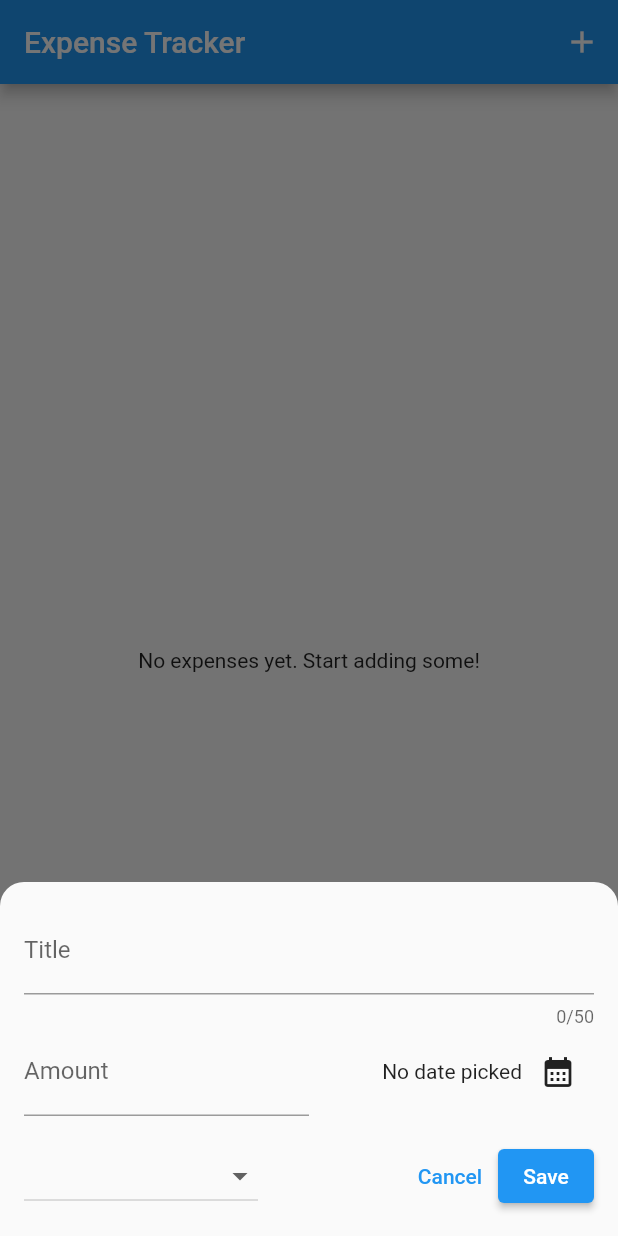
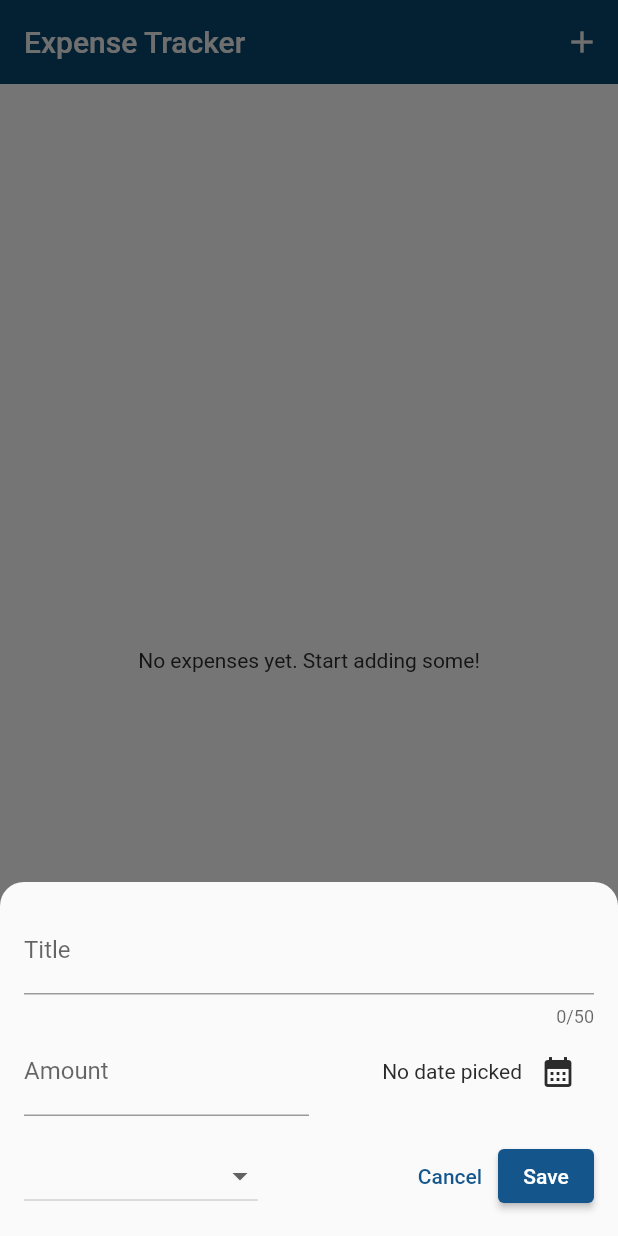
Before and after one commit to MarekAniol/expense_tracker, a Flutter app: the screen it shows after launch, after a tap on the "add" icon, on a phone screen of 412 x 824 dp. Run offline on Flutter 3.47's test engine with Material 2 defaults, Android fonts, the phone set to English and light mode, and no system bars; our stand-ins replace bloc, bloc_concurrency, flutter_bloc, freezed_annotation, get_it, hive; accounts and stored records are empty; generated files the repository leaves out were written again.

Commit message:
Added custom theme and colors

```diff
--- a/lib/expense_tracker_app.dart
+++ b/lib/expense_tracker_app.dart
@@ -1,22 +1,28 @@
 import 'package:expense_tracker/presentaion/bloc/create_new_expense/create_new_expense_bloc.dart';
 import 'package:expense_tracker/presentaion/injector.dart';
 import 'package:expense_tracker/presentaion/route/expense_tracker_route.dart';
+import 'package:expense_tracker/presentaion/theme/app_theme.dart';
+import 'package:expense_tracker/presentaion/theme/color_palette.dart';
 import 'package:flutter/material.dart';
 import 'package:flutter_bloc/flutter_bloc.dart';
 
 class ExpenseTrackerApp extends StatelessWidget {
   ExpenseTrackerApp({
     required this.appRouter,
+    required this.appTheme,
     super.key,
   });
   final navigatorKey = GlobalKey<NavigatorState>();
   final ExpenseTrackerAppRouter appRouter;
+  final AppTheme appTheme;
 
   @override
   Widget build(BuildContext context) {
     return BlocProvider(
       create: (context) => injector<CreateNewExpenseBloc>(),
       child: MaterialApp(
+        theme: appTheme.theme(LightPalette()),
+        darkTheme: appTheme.theme(DarkPalette()),
         navigatorKey: navigatorKey,
         onGenerateRoute: appRouter.route,
         builder: (context, child) => _BaseScreen(
--- a/lib/main.dart
+++ b/lib/main.dart
@@ -1,6 +1,7 @@
 import 'package:expense_tracker/expense_tracker_app.dart';
 import 'package:expense_tracker/presentaion/injector.dart' as injector;
 import 'package:expense_tracker/presentaion/route/expense_tracker_route.dart';
+import 'package:expense_tracker/presentaion/theme/app_theme.dart';
 import 'package:flutter/material.dart';
 
 void main() async {
@@ -9,6 +10,7 @@ void main() async {
   runApp(
     ExpenseTrackerApp(
       appRouter: ExpenseTrackerAppRouter(),
+      appTheme: AppTheme(),
     ),
   );
 }
--- /dev/null
+++ b/lib/presentaion/extensions/theme_extensions.dart
@@ -0,0 +1,13 @@
+import 'package:expense_tracker/presentaion/theme/app_theme.dart';
+import 'package:expense_tracker/presentaion/theme/color_palette.dart';
+import 'package:flutter/material.dart';
+
+extension AppThemes on BuildContext {
+  ThemeData get theme => Theme.of(this);
+
+  AppBarTheme get appBarThemes => theme.appBarTheme;
+
+  ColorPalette get palette => AppTheme.paletteOf(this);
+
+  ColorScheme get colors => theme.colorScheme;
+}
--- a/lib/presentaion/screens/home_screen/widgets/expense_item.dart
+++ b/lib/presentaion/screens/home_screen/widgets/expense_item.dart
@@ -1,6 +1,7 @@
 import 'package:expense_tracker/domain/models/expense.dart';
 import 'package:expense_tracker/presentaion/extensions/category_extensions.dart';
 import 'package:expense_tracker/presentaion/extensions/date_extensions.dart';
+import 'package:expense_tracker/presentaion/extensions/theme_extensions.dart';
 import 'package:flutter/material.dart';
 
 class ExpenseItem extends StatelessWidget {
@@ -14,6 +15,7 @@ class ExpenseItem extends StatelessWidget {
   @override
   Widget build(BuildContext context) {
     return Card(
+      color: context.theme.colorScheme.surface,
       child: Padding(
         padding: const EdgeInsets.symmetric(
           horizontal: 20,
--- /dev/null
+++ b/lib/presentaion/theme/app_theme.dart
@@ -0,0 +1,57 @@
+import 'package:expense_tracker/presentaion/extensions/theme_extensions.dart';
+import 'package:expense_tracker/presentaion/theme/color_palette.dart';
+import 'package:expense_tracker/presentaion/theme/material_color.dart';
+import 'package:flutter/material.dart';
+
+class AppTheme {
+  static ColorPalette paletteOf(BuildContext context) {
+    if (context.theme.brightness == Brightness.light) {
+      return LightPalette();
+    } else if (context.theme.brightness == Brightness.dark) {
+      return DarkPalette();
+    } else {
+      return LightPalette();
+    }
+  }
+
+  ThemeData theme(ColorPalette palette) {
+    final theme = ThemeData().copyWith(
+      buttonTheme: ThemeData().buttonTheme.copyWith(
+            buttonColor: palette.accentColor,
+            textTheme: ButtonTextTheme.primary,
+          ),
+      snackBarTheme: SnackBarThemeData(
+        actionTextColor: palette.accentVariantColor,
+      ),
+      scaffoldBackgroundColor: palette.backgroundColor,
+      colorScheme: ColorScheme.fromSwatch(
+        primarySwatch: CustomMaterialColor.generateMaterialColor(
+          palette.primaryColorDark,
+        ),
+        primaryColorDark: palette.primaryColorDark,
+        accentColor: palette.accentColor,
+        cardColor: palette.cardColor,
+        backgroundColor: palette.backgroundColor,
+        brightness: palette.brightness,
+        errorColor: palette.errorColor,
+      ).copyWith(
+        secondaryContainer: palette.accentVariantColor,
+      ),
+      brightness: palette.brightness,
+      appBarTheme: const AppBarTheme().copyWith(
+        elevation: 0,
+        backgroundColor: palette.appBarColor,
+        foregroundColor: palette.accentVariantColor,
+      ),
+      textTheme: ThemeData().textTheme.apply(
+            bodyColor: palette.accentColor,
+            displayColor: palette.backgroundColor,
+          ),
+      iconTheme: ThemeData().iconTheme.copyWith(
+            color: palette.accentColor,
+          ),
+    );
+
+    return theme;
+  }
+}
--- /dev/null
+++ b/lib/presentaion/theme/color_palette.dart
@@ -0,0 +1,64 @@
+import 'package:flutter/material.dart';
+
+abstract class ColorPalette {
+  late Brightness brightness;
+  late Color primaryColorDark;
+  late Color accentColor;
+  late Color accentVariantColor;
+  late Color cardColor;
+  late Color backgroundColor;
+  late Color errorColor;
+  late Color appBarColor;
+}
+
+class LightPalette implements ColorPalette {
+  @override
+  Brightness brightness = Brightness.light;
+
+  @override
+  Color accentColor = const Color.fromARGB(255, 43, 43, 43);
+
+  @override
+  Color backgroundColor = Colors.white;
+
+  @override
+  Color cardColor = const Color.fromARGB(255, 165, 205, 243);
+
+  @override
+  Color errorColor = const Color.fromARGB(255, 212, 49, 47);
+
+  @override
+  Color primaryColorDark = const Color.fromARGB(255, 20, 86, 140);
+
+  @override
+  Color accentVariantColor = const Color.fromARGB(255, 243, 243, 243);
+
+  @override
+  Color appBarColor = const Color.fromARGB(255, 9, 72, 114);
+}
+
+class DarkPalette implements ColorPalette {
+  @override
+  Brightness brightness = Brightness.dark;
+
+  @override
+  Color accentColor = const Color.fromARGB(255, 214, 220, 228);
+
+  @override
+  Color backgroundColor = Colors.black;
+
+  @override
+  Color cardColor = const Color.fromARGB(255, 9, 42, 114);
+
+  @override
+  Color errorColor = const Color.fromARGB(255, 235, 119, 119);
+
+  @override
+  Color primaryColorDark = const Color.fromARGB(255, 20, 52, 140);
+
+  @override
+  Color accentVariantColor = const Color.fromARGB(255, 214, 220, 228);
+
+  @override
+  Color appBarColor = const Color.fromARGB(255, 9, 72, 114);
+}
--- /dev/null
+++ b/lib/presentaion/theme/material_color.dart
@@ -0,0 +1,45 @@
+import 'dart:math';
+
+import 'package:flutter/material.dart';
+
+class CustomMaterialColor {
+  static MaterialColor generateMaterialColor(
+    Color color,
+  ) =>
+      MaterialColor(color.value, {
+        50: _tintColor(color, 0.9),
+        100: _tintColor(color, 0.8),
+        200: _tintColor(color, 0.6),
+        300: _tintColor(color, 0.4),
+        400: _tintColor(color, 0.2),
+        500: color,
+        600: _shadeColor(color, 0.1),
+        700: _shadeColor(color, 0.2),
+        800: _shadeColor(color, 0.3),
+        900: _shadeColor(color, 0.4),
+      });
+
+  static int _tintValue(int value, double factor) => max(
+        0,
+        min((value + ((255 - value) * factor)).round(), 255),
+      );
+
+  static Color _tintColor(Color color, double factor) => Color.fromRGBO(
+        _tintValue(color.red, factor),
+        _tintValue(color.green, factor),
+        _tintValue(color.blue, factor),
+        1,
+      );
+
+  static int _shadeValue(int value, double factor) => max(
+        0,
+        min(value - (value * factor).round(), 255),
+      );
+
+  static Color _shadeColor(Color color, double factor) => Color.fromRGBO(
+        _shadeValue(color.red, factor),
+        _shadeValue(color.green, factor),
+        _shadeValue(color.blue, factor),
+        1,
+      );
+}
--- a/lib/presentaion/widgets/custom_app_bar.dart
+++ b/lib/presentaion/widgets/custom_app_bar.dart
@@ -41,6 +41,7 @@ class CustomAppBar extends StatelessWidget implements PreferredSizeWidget {
   @override
   Widget build(BuildContext context) {
     return AppBar(
+
       actions: [
         IconButton(
           onPressed: () {
```
